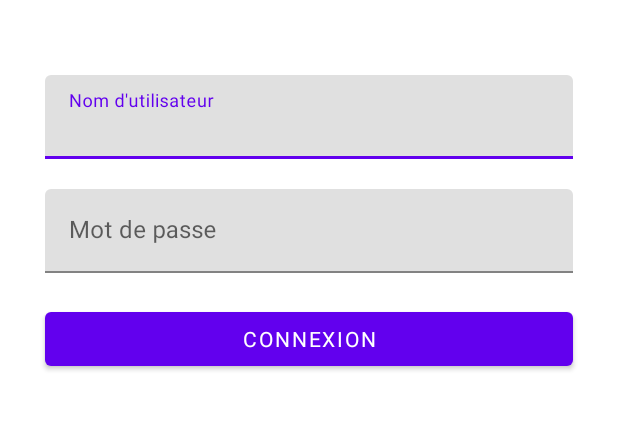
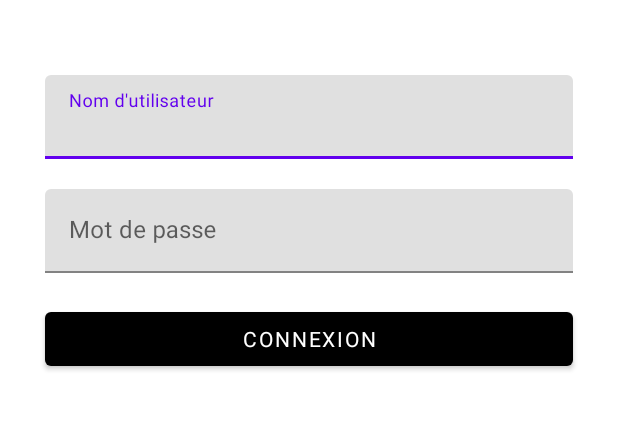
Before and after one commit to ECN-info-MEDEV/tp-devmo-frigout_le-loch, an Android app: the screen it shows after launch (MainActivity), on a phone screen of 412 x 824 dp, the part 609-1039 px from its top. Run offline under Robolectric (Android 15) with nearby library versions, the phone set to English and light mode, and no system bars.

```diff
--- a/app/build.gradle
+++ b/app/build.gradle
@@ -22,8 +22,8 @@ android {
         }
     }
     compileOptions {
-        sourceCompatibility = 1.8
-        targetCompatibility = 1.8
+        sourceCompatibility = JavaVersion.VERSION_1_8
+        targetCompatibility = JavaVersion.VERSION_1_8
     }
 }
 
--- a/app/src/main/java/edu/ecn/sportuniv/Ecole.java
+++ b/app/src/main/java/edu/ecn/sportuniv/Ecole.java
@@ -12,7 +12,7 @@ import androidx.room.PrimaryKey;
  * @author Maïlys LE LOCH [mailys.le-loch@eleves.ec-nantes.fr]
  * @version 0.1
  */
-@Entity
+@Entity(tableName = "ecole_table")
 public class Ecole {
 
     @NonNull
--- a/app/src/main/res/layout/activity_main.xml
+++ b/app/src/main/res/layout/activity_main.xml
@@ -1,6 +1,7 @@
 <?xml version="1.0" encoding="utf-8"?>
 <RelativeLayout
     xmlns:android="http://schemas.android.com/apk/res/android"
+    xmlns:app="http://schemas.android.com/apk/res-auto"
     android:layout_width="match_parent"
     android:layout_height="match_parent"
     android:gravity="center">
@@ -10,11 +11,10 @@
         android:layout_width="wrap_content"
         android:layout_height="wrap_content"
         android:layout_marginStart="40dp"
-        android:layout_marginLeft="20dp"
         android:layout_marginTop="40dp"
         android:layout_marginEnd="40dp"
         android:layout_marginBottom="40dp"
-        android:text="HELLO THERE, WELCOME BACK"
+        android:text="@string/login_page_welcome"
         android:textSize="40sp"
         android:textStyle="italic" />
 
@@ -65,10 +65,11 @@
         android:id="@+id/buttonLogin"
         android:layout_width="match_parent"
         android:layout_height="wrap_content"
+        android:layout_below="@+id/passwordLayout"
+        android:layout_marginLeft="30dp"
+        android:layout_marginTop="20dp"
+        android:layout_marginRight="30dp"
         android:text="Connexion"
-        android:layout_marginLeft="30dp"
-        android:layout_marginRight="30dp"
-        android:layout_marginTop="20dp"
-        android:layout_below="@+id/passwordLayout"/>
+        app:backgroundTint="@color/black" />
 
 </RelativeLayout>
--- a/app/src/main/res/values/strings.xml
+++ b/app/src/main/res/values/strings.xml
@@ -1,3 +1,6 @@
 <resources>
     <string name="app_name">SportUniv\'</string>
+    <string name="login_page_welcome">HELLO THERE, WELCOME BACK</string>
+    <string name="hint_utilisateur">Nom d\'utilisateur</string>
+    <string name="hint_password">Mot de passe</string>
 </resources>
```
Also changed, not shown: app/src/main/java/edu/ecn/sportuniv/EcoleRepository.java (deleted, +0 -29 lines), app/src/main/java/edu/ecn/sportuniv/EcoleRoomDatabase.java (deleted, +0 -34 lines).
